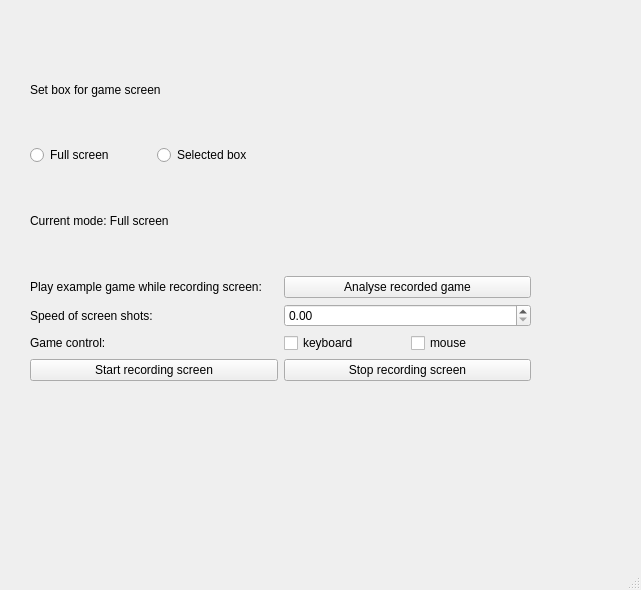
Above: Design/Create.ui from Kanter666/Botter before the change. Below: the same form after it.
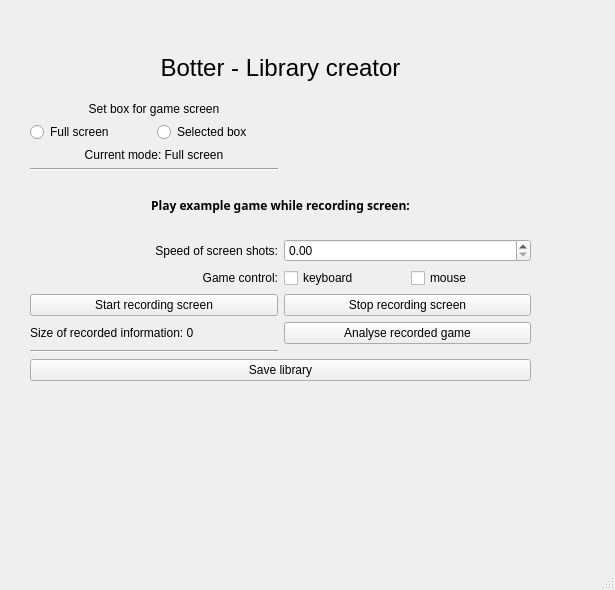
That is the form after the change.

The edit to the form file:
```diff
--- a/Design/Create.ui
+++ b/Design/Create.ui
@@ -6,7 +6,7 @@
    <rect>
     <x>0</x>
     <y>0</y>
-    <width>641</width>
+    <width>615</width>
     <height>590</height>
    </rect>
   </property>
@@ -24,14 +24,14 @@
      </rect>
     </property>
     <layout class="QGridLayout" name="gridLayout">
-     <item row="8" column="0">
+     <item row="9" column="0">
       <widget class="QPushButton" name="start_rec_bt">
        <property name="text">
         <string>Start recording screen</string>
        </property>
       </widget>
      </item>
-     <item row="8" column="1">
+     <item row="9" column="1">
       <widget class="QPushButton" name="stop_rec_bt">
        <property name="text">
         <string>Stop recording screen</string>
@@ -45,6 +45,9 @@
          <property name="text">
           <string>Set box for game screen</string>
          </property>
+         <property name="alignment">
+          <set>Qt::AlignCenter</set>
+         </property>
         </widget>
        </item>
        <item>
@@ -70,42 +73,42 @@
          <property name="text">
           <string>Current mode: Full screen</string>
          </property>
+         <property name="alignment">
+          <set>Qt::AlignCenter</set>
+         </property>
         </widget>
        </item>
       </layout>
      </item>
-     <item row="2" column="0">
-      <widget class="QLabel" name="label_3">
-       <property name="text">
-        <string>Play example game while recording screen:</string>
+     <item row="0" column="0" colspan="2">
+      <widget class="QLabel" name="label_5">
+       <property name="font">
+        <font>
+         <pointsize>18</pointsize>
+        </font>
        </property>
-      </widget>
-     </item>
-     <item row="2" column="1">
-      <widget class="QPushButton" name="analyse_rec_bt">
        <property name="text">
-        <string>Analyse recorded game</string>
+        <string>Botter - Library creator</string>
        </property>
-      </widget>
-     </item>
-     <item row="3" column="0">
-      <widget class="QLabel" name="label">
-       <property name="text">
-        <string>Speed of screen shots:</string>
+       <property name="textFormat">
+        <enum>Qt::AutoText</enum>
        </property>
+       <property name="alignment">
+        <set>Qt::AlignCenter</set>
+       </property>
       </widget>
      </item>
-     <item row="3" column="1">
-      <widget class="QDoubleSpinBox" name="frequency_spin_box"/>
-     </item>
-     <item row="4" column="0">
+     <item row="5" column="0">
       <widget class="QLabel" name="label_4">
        <property name="text">
         <string>Game control:</string>
        </property>
+       <property name="alignment">
+        <set>Qt::AlignRight|Qt::AlignTrailing|Qt::AlignVCenter</set>
+       </property>
       </widget>
      </item>
-     <item row="4" column="1">
+     <item row="5" column="1">
       <layout class="QHBoxLayout" name="horizontalLayout_2">
        <item>
         <widget class="QCheckBox" name="keyboard_chb">
@@ -123,6 +126,71 @@
        </item>
       </layout>
      </item>
+     <item row="2" column="0">
+      <widget class="Line" name="line">
+       <property name="orientation">
+        <enum>Qt::Horizontal</enum>
+       </property>
+      </widget>
+     </item>
+     <item row="10" column="1">
+      <widget class="QPushButton" name="analyse_rec_bt">
+       <property name="text">
+        <string>Analyse recorded game</string>
+       </property>
+      </widget>
+     </item>
+     <item row="10" column="0">
+      <widget class="QLabel" name="label_6">
+       <property name="text">
+        <string>Size of recorded information: 0</string>
+       </property>
+      </widget>
+     </item>
+     <item row="12" column="0" colspan="2">
+      <widget class="QPushButton" name="pushButton">
+       <property name="text">
+        <string>Save library</string>
+       </property>
+      </widget>
+     </item>
+     <item row="4" column="0">
+      <widget class="QLabel" name="label">
+       <property name="text">
+        <string>Speed of screen shots:</string>
+       </property>
+       <property name="alignment">
+        <set>Qt::AlignRight|Qt::AlignTrailing|Qt::AlignVCenter</set>
+       </property>
+      </widget>
+     </item>
+     <item row="4" column="1">
+      <widget class="QDoubleSpinBox" name="frequency_spin_box"/>
+     </item>
+     <item row="11" column="0">
+      <widget class="Line" name="line_2">
+       <property name="orientation">
+        <enum>Qt::Horizontal</enum>
+       </property>
+      </widget>
+     </item>
+     <item row="3" column="0" colspan="2">
+      <widget class="QLabel" name="label_3">
+       <property name="font">
+        <font>
+         <family>Chalkboard SE</family>
+         <weight>75</weight>
+         <bold>true</bold>
+        </font>
+       </property>
+       <property name="text">
+        <string>Play example game while recording screen:</string>
+       </property>
+       <property name="alignment">
+        <set>Qt::AlignCenter</set>
+       </property>
+      </widget>
+     </item>
     </layout>
    </widget>
   </widget>
```
